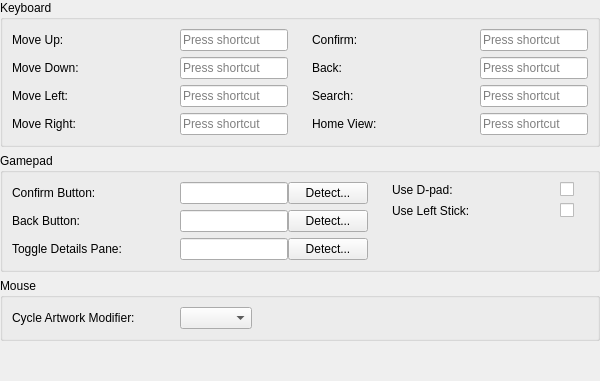
First picture: the form in src/ui/dialogs/settings/controlspanel.ui, repository EtherAura/Kartend, before the edit.
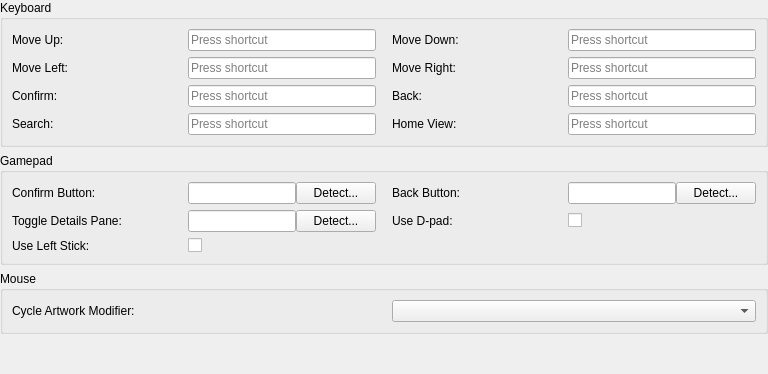
Second picture: the form after the edit.

Commit message: feat(settings): pack section fields into even multi-column grids

Patch:
```diff
--- a/src/ui/dialogs/settings/controlspanel.ui
+++ b/src/ui/dialogs/settings/controlspanel.ui
@@ -10,81 +10,36 @@
    <item>
     <widget class="QGroupBox" name="keyboardControlsGroupBox">
      <property name="title"><string>Keyboard</string></property>
-     <layout class="QHBoxLayout" name="keyboardControlsRowLayout">
-      <property name="spacing"><number>24</number></property>
-      <item>
-       <widget class="QWidget" name="keyboardControlsColLeft" native="true">
-        <property name="sizePolicy">
-         <sizepolicy hsizetype="Expanding" vsizetype="Preferred"><horstretch>0</horstretch><verstretch>0</verstretch></sizepolicy>
-        </property>
-        <layout class="QFormLayout" name="keyboardControlsFormLeft">
-         <property name="formAlignment"><set>Qt::AlignmentFlag::AlignLeft|Qt::AlignmentFlag::AlignTop</set></property>
-         <property name="horizontalSpacing"><number>8</number></property>
+     <!-- Eight shortcuts, two per row (two-column section). -->
+     <layout class="QGridLayout" name="keyboardControlsFormLayout">
+      <property name="horizontalSpacing"><number>16</number></property>
          <property name="verticalSpacing"><number>6</number></property>
-         <property name="leftMargin"><number>0</number></property>
-         <property name="topMargin"><number>0</number></property>
-         <property name="rightMargin"><number>0</number></property>
-         <property name="bottomMargin"><number>0</number></property>
-         <property name="fieldGrowthPolicy"><enum>QFormLayout::FieldGrowthPolicy::FieldsStayAtSizeHint</enum></property>
          <item row="0" column="0"><widget class="QLabel" name="keyNavUpLabel"><property name="minimumSize"><size><width>160</width><height>0</height></size></property><property name="text"><string>Move Up:</string></property></widget></item>
          <item row="0" column="1"><widget class="QKeySequenceEdit" name="keyNavUpEdit"/></item>
-         <item row="1" column="0"><widget class="QLabel" name="keyNavDownLabel"><property name="minimumSize"><size><width>160</width><height>0</height></size></property><property name="text"><string>Move Down:</string></property></widget></item>
-         <item row="1" column="1"><widget class="QKeySequenceEdit" name="keyNavDownEdit"/></item>
-         <item row="2" column="0"><widget class="QLabel" name="keyNavLeftLabel"><property name="minimumSize"><size><width>160</width><height>0</height></size></property><property name="text"><string>Move Left:</string></property></widget></item>
-         <item row="2" column="1"><widget class="QKeySequenceEdit" name="keyNavLeftEdit"/></item>
-         <item row="3" column="0"><widget class="QLabel" name="keyNavRightLabel"><property name="minimumSize"><size><width>160</width><height>0</height></size></property><property name="text"><string>Move Right:</string></property></widget></item>
-         <item row="3" column="1"><widget class="QKeySequenceEdit" name="keyNavRightEdit"/></item>
-        </layout>
-       </widget>
-      </item>
-      <item>
-       <widget class="QWidget" name="keyboardControlsColRight" native="true">
-        <property name="sizePolicy">
-         <sizepolicy hsizetype="Expanding" vsizetype="Preferred"><horstretch>0</horstretch><verstretch>0</verstretch></sizepolicy>
-        </property>
-        <layout class="QFormLayout" name="keyboardControlsFormRight">
-         <property name="formAlignment"><set>Qt::AlignmentFlag::AlignLeft|Qt::AlignmentFlag::AlignTop</set></property>
-         <property name="horizontalSpacing"><number>8</number></property>
-         <property name="verticalSpacing"><number>6</number></property>
-         <property name="leftMargin"><number>0</number></property>
-         <property name="topMargin"><number>0</number></property>
-         <property name="rightMargin"><number>0</number></property>
-         <property name="bottomMargin"><number>0</number></property>
-         <property name="fieldGrowthPolicy"><enum>QFormLayout::FieldGrowthPolicy::FieldsStayAtSizeHint</enum></property>
-         <item row="0" column="0"><widget class="QLabel" name="keyConfirmLabel"><property name="minimumSize"><size><width>160</width><height>0</height></size></property><property name="text"><string>Confirm:</string></property></widget></item>
-         <item row="0" column="1"><widget class="QKeySequenceEdit" name="keyConfirmEdit"/></item>
-         <item row="1" column="0"><widget class="QLabel" name="keyBackLabel"><property name="minimumSize"><size><width>160</width><height>0</height></size></property><property name="text"><string>Back:</string></property></widget></item>
-         <item row="1" column="1"><widget class="QKeySequenceEdit" name="keyBackEdit"/></item>
-         <item row="2" column="0"><widget class="QLabel" name="keySearchLabel"><property name="minimumSize"><size><width>160</width><height>0</height></size></property><property name="text"><string>Search:</string></property></widget></item>
-         <item row="2" column="1"><widget class="QKeySequenceEdit" name="keySearchEdit"/></item>
-         <item row="3" column="0"><widget class="QLabel" name="keyHomeViewLabel"><property name="minimumSize"><size><width>160</width><height>0</height></size></property><property name="text"><string>Home View:</string></property><property name="toolTip"><string>Jump to the synthetic Home view from any depth. Only honored when Use Home View is enabled.</string></property></widget></item>
-         <item row="3" column="1"><widget class="QKeySequenceEdit" name="keyHomeViewEdit"/></item>
-        </layout>
-       </widget>
-      </item>
+      <item row="0" column="2"><widget class="QLabel" name="keyNavDownLabel"><property name="minimumSize"><size><width>160</width><height>0</height></size></property><property name="text"><string>Move Down:</string></property></widget></item>
+      <item row="0" column="3"><widget class="QKeySequenceEdit" name="keyNavDownEdit"/></item>
+      <item row="1" column="0"><widget class="QLabel" name="keyNavLeftLabel"><property name="minimumSize"><size><width>160</width><height>0</height></size></property><property name="text"><string>Move Left:</string></property></widget></item>
+      <item row="1" column="1"><widget class="QKeySequenceEdit" name="keyNavLeftEdit"/></item>
+      <item row="1" column="2"><widget class="QLabel" name="keyNavRightLabel"><property name="minimumSize"><size><width>160</width><height>0</height></size></property><property name="text"><string>Move Right:</string></property></widget></item>
+      <item row="1" column="3"><widget class="QKeySequenceEdit" name="keyNavRightEdit"/></item>
+      <item row="2" column="0"><widget class="QLabel" name="keyConfirmLabel"><property name="minimumSize"><size><width>160</width><height>0</height></size></property><property name="text"><string>Confirm:</string></property></widget></item>
+      <item row="2" column="1"><widget class="QKeySequenceEdit" name="keyConfirmEdit"/></item>
+      <item row="2" column="2"><widget class="QLabel" name="keyBackLabel"><property name="minimumSize"><size><width>160</width><height>0</height></size></property><property name="text"><string>Back:</string></property></widget></item>
+      <item row="2" column="3"><widget class="QKeySequenceEdit" name="keyBackEdit"/></item>
+      <item row="3" column="0"><widget class="QLabel" name="keySearchLabel"><property name="minimumSize"><size><width>160</width><height>0</height></size></property><property name="text"><string>Search:</string></property></widget></item>
+      <item row="3" column="1"><widget class="QKeySequenceEdit" name="keySearchEdit"/></item>
+      <item row="3" column="2"><widget class="QLabel" name="keyHomeViewLabel"><property name="minimumSize"><size><width>160</width><height>0</height></size></property><property name="text"><string>Home View:</string></property><property name="toolTip"><string>Jump to the synthetic Home view from any depth. Only honored when Use Home View is enabled.</string></property></widget></item>
+      <item row="3" column="3"><widget class="QKeySequenceEdit" name="keyHomeViewEdit"/></item>
      </layout>
     </widget>
    </item>
    <item>
     <widget class="QGroupBox" name="gamepadControlsGroupBox">
      <property name="title"><string>Gamepad</string></property>
-     <!-- Two-column section: two equal-width column wrappers side by side. -->
-     <layout class="QHBoxLayout" name="gamepadControlsRowLayout">
-      <property name="spacing"><number>24</number></property>
-      <item>
-       <widget class="QWidget" name="gamepadControlsColLeft" native="true">
-        <property name="sizePolicy">
-         <sizepolicy hsizetype="Expanding" vsizetype="Preferred"><horstretch>0</horstretch><verstretch>0</verstretch></sizepolicy>
-        </property>
-        <layout class="QFormLayout" name="gamepadControlsFormLeft">
-         <property name="formAlignment"><set>Qt::AlignmentFlag::AlignLeft|Qt::AlignmentFlag::AlignTop</set></property>
-         <property name="horizontalSpacing"><number>8</number></property>
+     <!-- Five fields, two per row (two-column section). -->
+     <layout class="QGridLayout" name="gamepadControlsFormLayout">
+      <property name="horizontalSpacing"><number>16</number></property>
          <property name="verticalSpacing"><number>6</number></property>
-         <property name="leftMargin"><number>0</number></property>
-         <property name="topMargin"><number>0</number></property>
-         <property name="rightMargin"><number>0</number></property>
-         <property name="bottomMargin"><number>0</number></property>
-         <property name="fieldGrowthPolicy"><enum>QFormLayout::FieldGrowthPolicy::FieldsStayAtSizeHint</enum></property>
          <item row="0" column="0"><widget class="QLabel" name="gamepadConfirmButtonLabel"><property name="minimumSize"><size><width>160</width><height>0</height></size></property><property name="text"><string>Confirm Button:</string></property></widget></item>
          <item row="0" column="1">
           <layout class="QHBoxLayout" name="gamepadConfirmButtonLayout">
@@ -92,54 +47,33 @@
            <item><widget class="QPushButton" name="detectGamepadConfirmButtonButton"><property name="text"><string>Detect...</string></property></widget></item>
           </layout>
          </item>
-         <item row="1" column="0"><widget class="QLabel" name="gamepadBackButtonLabel"><property name="minimumSize"><size><width>160</width><height>0</height></size></property><property name="text"><string>Back Button:</string></property></widget></item>
-         <item row="1" column="1">
+      <item row="0" column="2"><widget class="QLabel" name="gamepadBackButtonLabel"><property name="minimumSize"><size><width>160</width><height>0</height></size></property><property name="text"><string>Back Button:</string></property></widget></item>
+      <item row="0" column="3">
           <layout class="QHBoxLayout" name="gamepadBackButtonLayout">
            <item><widget class="QLineEdit" name="gamepadBackButtonLineEdit"><property name="readOnly"><bool>true</bool></property></widget></item>
            <item><widget class="QPushButton" name="detectGamepadBackButtonButton"><property name="text"><string>Detect...</string></property></widget></item>
           </layout>
          </item>
-         <item row="2" column="0"><widget class="QLabel" name="gamepadToggleSidebarButtonLabel"><property name="minimumSize"><size><width>160</width><height>0</height></size></property><property name="text"><string>Toggle Details Pane:</string></property></widget></item>
-         <item row="2" column="1">
+      <item row="1" column="0"><widget class="QLabel" name="gamepadToggleSidebarButtonLabel"><property name="minimumSize"><size><width>160</width><height>0</height></size></property><property name="text"><string>Toggle Details Pane:</string></property></widget></item>
+      <item row="1" column="1">
           <layout class="QHBoxLayout" name="gamepadToggleSidebarButtonLayout">
            <item><widget class="QLineEdit" name="gamepadToggleSidebarButtonLineEdit"><property name="readOnly"><bool>true</bool></property></widget></item>
            <item><widget class="QPushButton" name="detectGamepadToggleSidebarButtonButton"><property name="text"><string>Detect...</string></property></widget></item>
           </layout>
          </item>
-        </layout>
-       </widget>
-      </item>
-      <item>
-       <widget class="QWidget" name="gamepadControlsColRight" native="true">
-        <property name="sizePolicy">
-         <sizepolicy hsizetype="Expanding" vsizetype="Preferred"><horstretch>0</horstretch><verstretch>0</verstretch></sizepolicy>
-        </property>
-        <layout class="QFormLayout" name="gamepadControlsFormRight">
-         <property name="formAlignment"><set>Qt::AlignmentFlag::AlignLeft|Qt::AlignmentFlag::AlignTop</set></property>
-         <property name="horizontalSpacing"><number>8</number></property>
-         <property name="verticalSpacing"><number>6</number></property>
-         <property name="leftMargin"><number>0</number></property>
-         <property name="topMargin"><number>0</number></property>
-         <property name="rightMargin"><number>0</number></property>
-         <property name="bottomMargin"><number>0</number></property>
-         <property name="fieldGrowthPolicy"><enum>QFormLayout::FieldGrowthPolicy::FieldsStayAtSizeHint</enum></property>
-         <item row="0" column="0"><widget class="QLabel" name="gamepadUseDpadLabel"><property name="minimumSize"><size><width>160</width><height>0</height></size></property><property name="text"><string>Use D-pad:</string></property></widget></item>
-         <item row="0" column="1"><widget class="QCheckBox" name="gamepadUseDpadCheckBox"/></item>
-         <item row="1" column="0"><widget class="QLabel" name="gamepadUseLeftStickLabel"><property name="minimumSize"><size><width>160</width><height>0</height></size></property><property name="text"><string>Use Left Stick:</string></property></widget></item>
-         <item row="1" column="1"><widget class="QCheckBox" name="gamepadUseLeftStickCheckBox"/></item>
-        </layout>
-       </widget>
-      </item>
+      <item row="1" column="2"><widget class="QLabel" name="gamepadUseDpadLabel"><property name="minimumSize"><size><width>160</width><height>0</height></size></property><property name="text"><string>Use D-pad:</string></property></widget></item>
+      <item row="1" column="3"><widget class="QCheckBox" name="gamepadUseDpadCheckBox"/></item>
+      <item row="2" column="0"><widget class="QLabel" name="gamepadUseLeftStickLabel"><property name="minimumSize"><size><width>160</width><height>0</height></size></property><property name="text"><string>Use Left Stick:</string></property></widget></item>
+      <item row="2" column="1" colspan="3"><widget class="QCheckBox" name="gamepadUseLeftStickCheckBox"/></item>
      </layout>
     </widget>
    </item>
    <item>
     <widget class="QGroupBox" name="mouseControlsGroupBox">
      <property name="title"><string>Mouse</string></property>
-     <layout class="QFormLayout" name="mouseControlsFormLayout">
-      <property name="horizontalSpacing"><number>8</number></property>
+     <layout class="QGridLayout" name="mouseControlsFormLayout">
+      <property name="horizontalSpacing"><number>16</number></property>
       <property name="verticalSpacing"><number>6</number></property>
-      <property name="fieldGrowthPolicy"><enum>QFormLayout::FieldGrowthPolicy::ExpandingFieldsGrow</enum></property>
       <item row="0" column="0"><widget class="QLabel" name="artworkCycleModifierLabel"><property name="minimumSize"><size><width>160</width><height>0</height></size></property><property name="text"><string>Cycle Artwork Modifier:</string></property><property name="toolTip"><string>Modifier combined with middle-click on a grid/list item to cycle through its available artwork types. Plain middle-click stays bound to the media preview overlay.</string></property></widget></item>
       <item row="0" column="1"><widget class="QComboBox" name="artworkCycleModifierComboBox"/></item>
      </layout>
```
Lines whose indentation alone changed are shown as unchanged. The commit also changes 19 other files.
